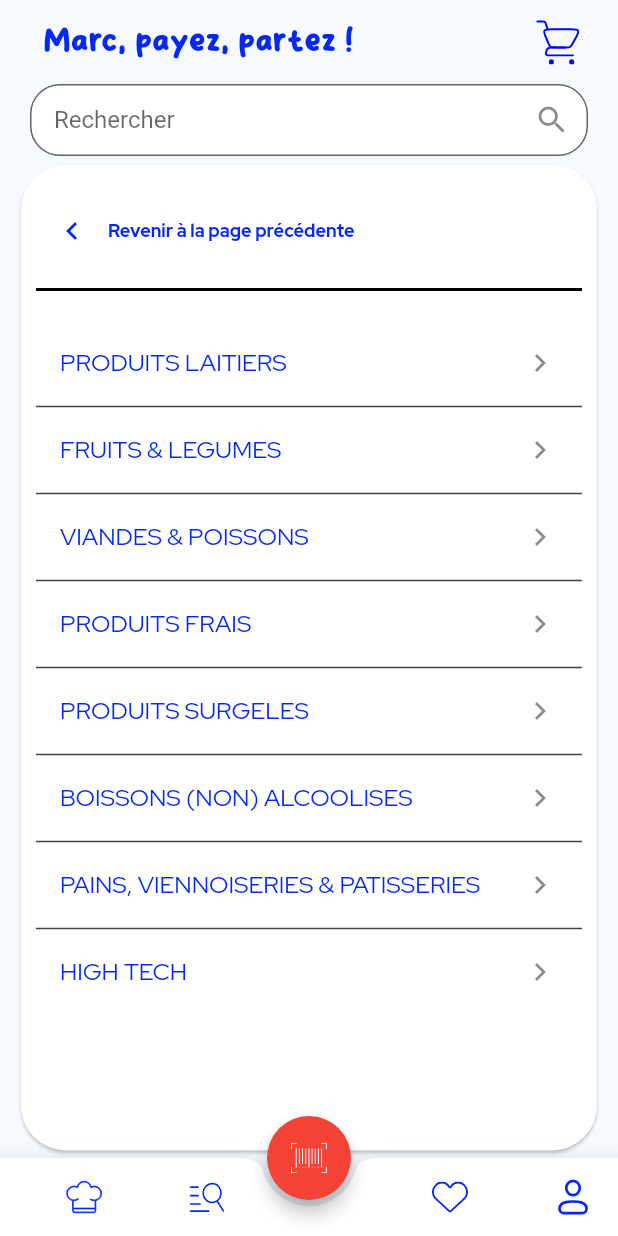
After one commit to yoshiTorisutan-web/MyDigitalProject_Marc, a Flutter app: the CategoryListPage screen opened directly, on a phone screen of 412 x 824 dp. The commit adds this screen. Run offline on Flutter 3.47's test engine with Material 2 defaults, Android fonts, the phone set to English and light mode, and no system bars; our stand-ins replace flutter_map, flutter_svg, latlong2, loading_animation_widget; missing offline and left inert: flutter_barcode_scanner.

Commit message:
Edit : ajout des catégories de produits et début produits

```diff
--- a/lib/main.dart
+++ b/lib/main.dart
@@ -1,6 +1,6 @@
-import 'package:Marc_project/screens/connexion.dart';
-import 'package:Marc_project/screens/lost_password.dart';
-import 'package:Marc_project/screens/welcome.dart';
+import 'package:marc_project/screens/connexion.dart';
+import 'package:marc_project/screens/lost_password.dart';
+import 'package:marc_project/screens/welcome.dart';
 import 'package:flutter/material.dart';
 import 'package:flutter/services.dart';
 
--- /dev/null
+++ b/lib/models/categories.dart
@@ -0,0 +1,5 @@
+class Category {
+  String name;
+
+  Category(this.name);
+}
--- a/lib/screens/about_me.dart
+++ b/lib/screens/about_me.dart
@@ -1,6 +1,6 @@
-import 'package:Marc_project/screens/form_personal_info.dart';
-import 'package:Marc_project/screens/personal_info.dart';
-import 'package:Marc_project/screens/time_saved.dart';
+import 'package:marc_project/screens/form_personal_info.dart';
+import 'package:marc_project/screens/personal_info.dart';
+import 'package:marc_project/screens/time_saved.dart';
 import 'package:flutter/material.dart';
 import 'package:flutter_barcode_scanner/flutter_barcode_scanner.dart';
 import '../constants/constants.dart';
--- a/lib/screens/account_deletion.dart
+++ b/lib/screens/account_deletion.dart
@@ -1,4 +1,4 @@
-import 'package:Marc_project/screens/app_setting.dart';
+import 'package:marc_project/screens/app_setting.dart';
 import 'package:flutter/material.dart';
 import 'package:flutter_barcode_scanner/flutter_barcode_scanner.dart';
 import 'package:flutter_svg/svg.dart';
--- /dev/null
+++ b/lib/screens/categories_products.dart
@@ -0,0 +1,172 @@
+import 'package:marc_project/screens/connexion.dart';
+import 'package:flutter/material.dart';
+import 'package:flutter_svg/svg.dart';
+import 'package:marc_project/screens/recipes.dart';
+import '../constants/constants.dart';
+import '../models/categories.dart';
+import '../widgets/bottom_navbar.dart';
+import '../widgets/search_bar.dart';
+import 'package:flutter_barcode_scanner/flutter_barcode_scanner.dart';
+
+import 'list_products.dart';
+
+class CategoryListPage extends StatelessWidget {
+  final List<Category> categories = [
+    Category("PRODUITS LAITIERS"),
+    Category("FRUITS & LEGUMES"),
+    Category("VIANDES & POISSONS"),
+    Category("PRODUITS FRAIS"),
+    Category("PRODUITS SURGELES"),
+    Category("BOISSONS (NON) ALCOOLISES"),
+    Category("PAINS, VIENNOISERIES & PATISSERIES"),
+    Category("HIGH TECH"),
+  ];
+
+  CategoryListPage({super.key});
+
+  @override
+  Widget build(BuildContext context) {
+    return Scaffold(
+      backgroundColor: Constants().primaryColor,
+      appBar: AppBar(
+        automaticallyImplyLeading: false,
+        backgroundColor: Colors.transparent,
+        elevation: 0,
+        title: Padding(
+          padding: const EdgeInsets.only(left: 30.0),
+          child: Transform.scale(
+            scale: 1.2,
+            child: Text(
+              'Marc, payez, partez !',
+              style: TextStyle(
+                  color: Constants().secondaryColor,
+                  fontSize: 16,
+                  fontFamily: "NiceSugar"),
+            ),
+          ),
+        ),
+        actions: <Widget>[
+          SizedBox(
+            width: 55,
+            height: 55,
+            child: GestureDetector(
+              onTap: () {
+                // Action à effectuer lors du clic sur l'image
+              },
+              child: Padding(
+                padding: const EdgeInsets.only(right: 25),
+                child: SvgPicture.asset(
+                  'assets/caddie.svg',
+                  width: 24,
+                  height: 24,
+                ),
+              ),
+            ),
+          ),
+        ],
+      ),
+      body: Stack(
+        children: [
+          const Positioned(left: 20, right: 20, child: SearchNavBar()),
+          Positioned(
+            top: 50,
+            left: 10,
+            right: 10,
+            bottom: 1, // reduce the bottom value
+            child: Card(
+              shape: RoundedRectangleBorder(
+                borderRadius: BorderRadius.circular(30),
+              ),
+              child: Padding(
+                padding: const EdgeInsets.only(left: 10, right: 10),
+                child: Column(
+                  crossAxisAlignment: CrossAxisAlignment.stretch,
+                  children: [
+                    const SizedBox(height: 20),
+                    Row(
+                      children: [
+                        IconButton(
+                            onPressed: () {
+                              Navigator.pop(
+                                  context,
+                                  MaterialPageRoute(
+                                      builder: (context) =>
+                                          const RecipePage()));
+                            },
+                            icon: Icon(Icons.chevron_left,
+                                color: Constants().secondaryColor)),
+                        Text('Revenir à la page précédente',
+                            style: TextStyle(
+                                fontFamily: "RedHatDisplay",
+                                fontSize: 12,
+                                color: Constants().secondaryColor,
+                                fontWeight: FontWeight.bold)),
+                      ],
+                    ),
+                    const SizedBox(height: 15),
+                    const Divider(
+                      height: 1,
+                      thickness: 2,
+                      color: Color.fromARGB(255, 0, 0, 0),
+                    ),
+                    const SizedBox(height: 20),
+                    Expanded(
+                      child: Padding(
+                        padding: const EdgeInsets.only(bottom: 30.0),
+                        child: ListView.separated(
+                          itemCount: categories.length,
+                          separatorBuilder: (BuildContext context, int index) {
+                            return Divider(
+                              color: Colors.grey[800],
+                              height: 2.0,
+                              thickness: 1.0,
+                            );
+                          },
+                          itemBuilder: (BuildContext context, int index) {
+                            return ListTile(
+                              title: Text(
+                                categories[index].name,
+                                style: TextStyle(
+                                  fontFamily: "RedHatDisplay",
+                                  color: Constants().secondaryColor,
+                                ),
+                              ),
+                              trailing: const Icon(Icons.chevron_right),
+                              onTap: () {
+                                Navigator.push(
+                                  context,
+                                  MaterialPageRoute(
+                                      builder: (context) => const ProductsPage()));
+                              },
+                            );
+                          },
+                        ),
+                      ),
+                    ),
+                  ],
+                ),
+              ),
+            ),
+          ),
+        ],
+      ),
+      bottomNavigationBar: const ButtomNavBar(),
+      floatingActionButton: FloatingActionButton(
+        onPressed: () async {
+          String barcodeScanRes = await FlutterBarcodeScanner.scanBarcode(
+              "#ff6666", "Annuler", true, ScanMode.BARCODE);
+          print(barcodeScanRes);
+        },
+        elevation: 5,
+        backgroundColor: Colors.red,
+        child: SvgPicture.asset(
+          'assets/scan.svg',
+          width: 24,
+          height: 24,
+          color: Colors.white,
+        ),
+      ),
+      floatingActionButtonLocation: FloatingActionButtonLocation.centerDocked,
+    );
+  }
+}
--- a/lib/screens/cookie_management.dart
+++ b/lib/screens/cookie_management.dart
@@ -1,5 +1,5 @@
-import 'package:Marc_project/screens/app_setting.dart';
-import 'package:Marc_project/screens/connexion.dart';
+import 'package:marc_project/screens/app_setting.dart';
+import 'package:marc_project/screens/connexion.dart';
 import 'package:flutter/material.dart';
 import 'package:flutter_barcode_scanner/flutter_barcode_scanner.dart';
 import 'package:flutter_svg/svg.dart';
--- a/lib/screens/create_account.dart
+++ b/lib/screens/create_account.dart
@@ -1,4 +1,4 @@
-import 'package:Marc_project/screens/connexion.dart';
+import 'package:marc_project/screens/connexion.dart';
 import 'package:flutter/material.dart';
 import '../constants/constants.dart';
 import 'package:flutter_svg/flutter_svg.dart';
--- a/lib/screens/geo_supermarket.dart
+++ b/lib/screens/geo_supermarket.dart
@@ -1,7 +1,3 @@
-import 'package:Marc_project/screens/account_deletion.dart';
-import 'package:Marc_project/screens/connexion.dart';
-import 'package:Marc_project/screens/cookie_management.dart';
-import 'package:Marc_project/screens/time_saved.dart';
 import 'package:flutter/material.dart';
 import 'package:flutter_barcode_scanner/flutter_barcode_scanner.dart';
 import 'package:flutter_map/flutter_map.dart';
--- a/lib/screens/list_supermarket.dart
+++ b/lib/screens/list_supermarket.dart
@@ -1,7 +1,4 @@
-import 'package:Marc_project/screens/account_deletion.dart';
-import 'package:Marc_project/screens/connexion.dart';
-import 'package:Marc_project/screens/cookie_management.dart';
-import 'package:Marc_project/screens/time_saved.dart';
+import 'package:marc_project/screens/time_saved.dart';
 import 'package:flutter/material.dart';
 import 'package:flutter_barcode_scanner/flutter_barcode_scanner.dart';
 import 'package:flutter_svg/svg.dart';
--- a/lib/screens/lost_password.dart
+++ b/lib/screens/lost_password.dart
@@ -1,4 +1,4 @@
-import 'package:Marc_project/screens/create_account.dart';
+import 'package:marc_project/screens/create_account.dart';
 import 'package:flutter/material.dart';
 import '../constants/constants.dart';
 import 'package:flutter_svg/flutter_svg.dart';
--- a/lib/screens/orders.dart
+++ b/lib/screens/orders.dart
@@ -1,5 +1,5 @@
-import 'package:Marc_project/screens/connexion.dart';
-import 'package:Marc_project/screens/time_saved.dart';
+import 'package:marc_project/screens/connexion.dart';
+import 'package:marc_project/screens/time_saved.dart';
 import 'package:flutter/material.dart';
 import 'package:flutter_barcode_scanner/flutter_barcode_scanner.dart';
 import 'package:flutter_svg/svg.dart';
--- a/lib/screens/welcome.dart
+++ b/lib/screens/welcome.dart
@@ -1,4 +1,4 @@
-import 'package:Marc_project/screens/connexion.dart';
+import 'package:marc_project/screens/connexion.dart';
 import 'package:flutter/material.dart';
 import 'package:loading_animation_widget/loading_animation_widget.dart';
 import 'package:flutter_svg/flutter_svg.dart';
--- a/pubspec.yaml
+++ b/pubspec.yaml
@@ -1,4 +1,4 @@
-name: Marc_project
+name: marc_project
 description: A new Flutter project.
 
 # The following line prevents the package from being accidentally published to
```
Also changed, not shown: lib/screens/app_setting.dart (+4 -4 lines), lib/screens/connexion.dart (+4 -5 lines), lib/screens/list_products.dart (added, +55 -0 lines), lib/screens/time_saved.dart (+4 -4 lines), lib/widgets/bottom_navbar.dart (+10 -3 lines), 1 other file.
